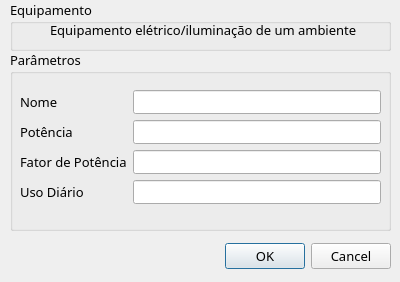
The window that simuload/user_interface/original_design/novo_equipamento.ui (jpcairesf/simuload) describes before a commit, drawn with Qt 5.
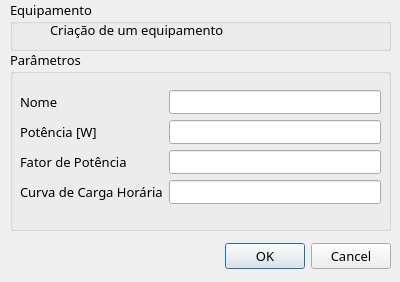
The same window after the commit.

Commit message: fix: correcting UI texts

What changed in the file:
```diff
--- a/simuload/user_interface/original_design/novo_equipamento.ui
+++ b/simuload/user_interface/original_design/novo_equipamento.ui
@@ -63,7 +63,7 @@
      </rect>
     </property>
     <property name="text">
-     <string>Equipamento elétrico/iluminação de um ambiente</string>
+     <string>Criação de um equipamento</string>
     </property>
    </widget>
   </widget>
@@ -114,7 +114,7 @@
      <item row="1" column="0">
       <widget class="QLabel" name="pot_label">
        <property name="text">
-        <string>Potência </string>
+        <string>Potência [W]</string>
        </property>
       </widget>
      </item>
@@ -146,7 +146,7 @@
      <item row="3" column="0">
       <widget class="QLabel" name="uso_label">
        <property name="text">
-        <string>Uso Diário</string>
+        <string>Curva de Carga Horária</string>
        </property>
       </widget>
      </item>
```
The commit also changes 3 other files.
